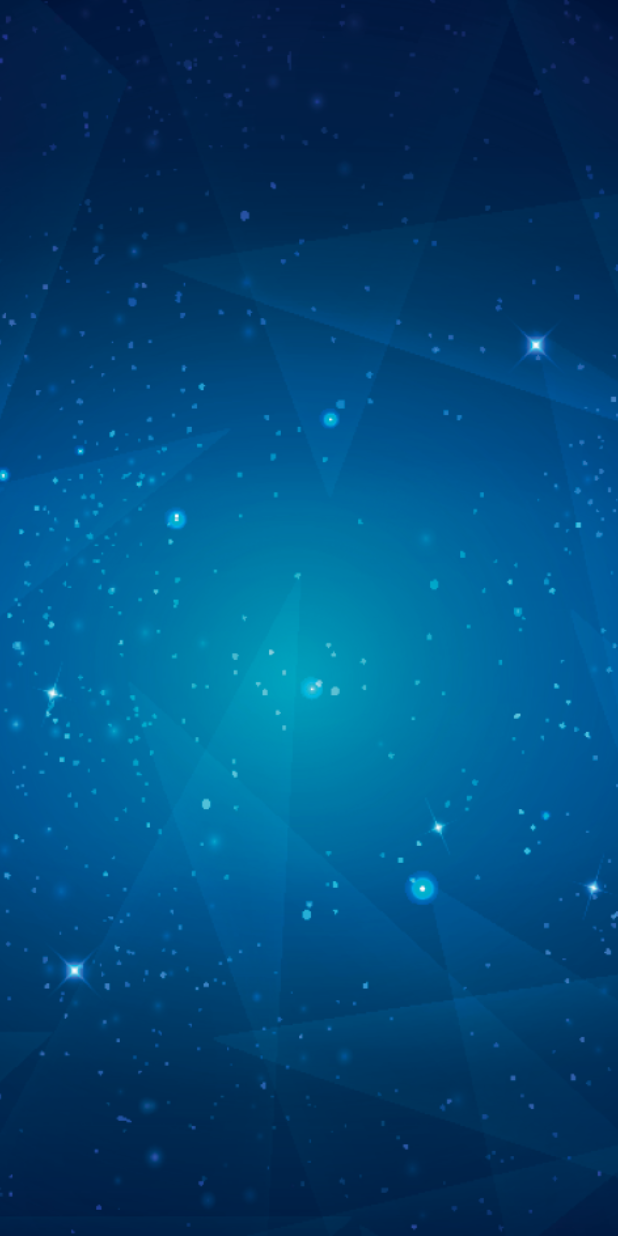
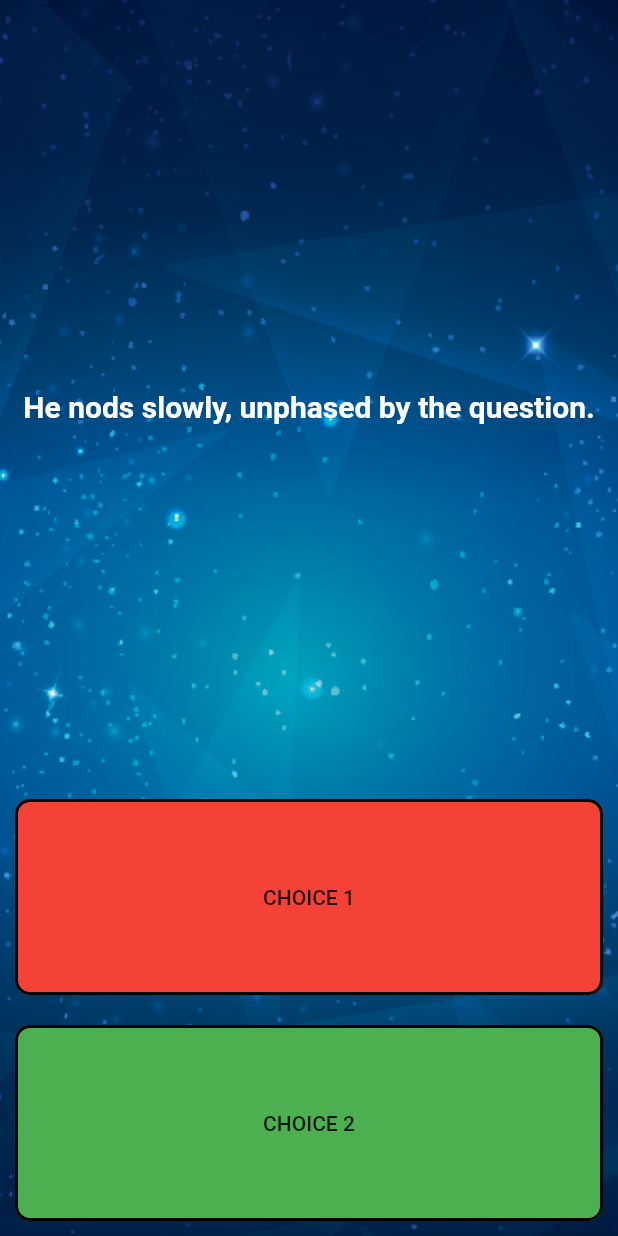
Before and after one commit to Prasen86/flutter_tutorial_app, a Flutter app: the screen it shows after launch, on a phone screen of 412 x 824 dp. Run offline on Flutter 3.47's test engine with Material 2 defaults, Android fonts, the phone set to English and light mode, and no system bars.

Commit message:
Classes Built

```diff
--- /dev/null
+++ b/lib/StoryBrain.dart
@@ -0,0 +1,40 @@
+import 'story.dart';
+
+class StoryBrain {
+  List<Story> _storyData = [
+    Story(
+        storyTitle:
+            'Your car has blown a tire on a winding road in the middle of nowhere with no cell phone reception. You decide to hitchhike. A rusty pickup truck rumbles to a stop next to you. A man with a wide brimmed hat with soulless eyes opens the passenger door for you and asks: "Need a ride, boy?".',
+        choice1: 'I\'ll hop in. Thanks for the help!',
+        choice2: 'Better ask him if he\'s a murderer first.'),
+    Story(
+        storyTitle: 'He nods slowly, unphased by the question.',
+        choice1: 'At least he\'s honest. I\'ll climb in.',
+        choice2: 'Wait, I know how to change a tire.'),
+    Story(
+        storyTitle:
+            'As you begin to drive, the stranger starts talking about his relationship with his mother. He gets angrier and angrier by the minute. He asks you to open the glovebox. Inside you find a bloody knife, two severed fingers, and a cassette tape of Elton John. He reaches for the glove box.',
+        choice1: 'I love Elton John! Hand him the cassette tape.',
+        choice2: 'It\'s him or me! You take the knife and stab him.'),
+    Story(
+        storyTitle:
+            'What? Such a cop out! Did you know traffic accidents are the second leading cause of accidental death for most adult age groups?',
+        choice1: 'Restart',
+        choice2: ''),
+    Story(
+        storyTitle:
+            'As you smash through the guardrail and careen towards the jagged rocks below you reflect on the dubious wisdom of stabbing someone while they are driving a car you are in.',
+        choice1: 'Restart',
+        choice2: ''),
+    Story(
+        storyTitle:
+            'You bond with the murderer while crooning verses of "Can you feel the love tonight". He drops you off at the next town. Before you go he asks you if you know any good places to dump bodies. You reply: "Try the pier".',
+        choice1: 'Restart',
+        choice2: '')
+  ];
+
+  String getStory() {
+    print(_storyData[1].storyTitle);
+    return _storyData[1].storyTitle;
+  }
+}
--- a/lib/main.dart
+++ b/lib/main.dart
@@ -1,4 +1,5 @@
 import 'package:flutter/material.dart';
+import 'StoryBrain.dart';
 
 void main() => runApp(MyApp());
 
@@ -11,23 +12,75 @@ class MyApp extends StatelessWidget {
   }
 }
 
+BoxDecoration _background() {
+  return BoxDecoration(
+    image: DecorationImage(
+      image: ExactAssetImage('assets/images/background.png'),
+      fit: BoxFit.cover,
+    ),
+  );
+}
+
 class HomePage extends StatefulWidget {
   @override
   _HomePageState createState() => _HomePageState();
 }
 
 class _HomePageState extends State<HomePage> {
+  StoryBrain storyBrain = StoryBrain();
+
   @override
   Widget build(BuildContext context) {
-    return Container(
-      decoration: BoxDecoration(
-        image: DecorationImage(
-          image: ExactAssetImage('assets/images/background.png'),
-          fit: BoxFit.cover,
-        ),
-      ),
-      child: Column(
-
+    return Scaffold(
+      body: Container(
+        decoration: _background(),
+        child: SafeArea(
+            minimum: EdgeInsets.all(10.0),
+            child: Column(
+              crossAxisAlignment: CrossAxisAlignment.stretch,
+              children: <Widget>[
+                Expanded(
+                  flex: 12,
+                  child: Center(
+                    child: Text(
+                      storyBrain.getStory(),
+                      style: TextStyle(
+                        color: Colors.white,
+                        fontSize: 20.0,
+                        fontWeight: FontWeight.bold,
+                      ),
+                    ),
+                  ),
+                ),
+                Expanded(
+                  flex: 3,
+                  child: FlatButton(
+                    shape: RoundedRectangleBorder(
+                      borderRadius: BorderRadius.circular(10.0),
+                      side: BorderSide(style: BorderStyle.solid, width: 2.0),
+                    ),
+                    onPressed: () {},
+                    color: Colors.red,
+                    child: Text('CHOICE 1'),
+                  ),
+                ),
+                SizedBox(
+                  height: 20.0,
+                ),
+                Expanded(
+                  flex: 3,
+                  child: FlatButton(
+                    shape: RoundedRectangleBorder(
+                      borderRadius: BorderRadius.circular(10.0),
+                      side: BorderSide(style: BorderStyle.solid, width: 2.0),
+                    ),
+                    onPressed: () {},
+                    color: Colors.green,
+                    child: Text('CHOICE 2'),
+                  ),
+                ),
+              ],
+            )),
       ),
     );
   }
--- /dev/null
+++ b/lib/story.dart
@@ -0,0 +1,7 @@
+class Story {
+  String storyTitle;
+  String choice1;
+  String choice2;
+
+  Story({this.storyTitle, this.choice1, this.choice2});
+}
--- a/pubspec.yaml
+++ b/pubspec.yaml
@@ -44,7 +44,10 @@ flutter:
   assets:
     - assets/images/
 
-
+  fonts:
+   - family: Pacificp
+     fonts:
+       - asset: assets/fonts/Pacifico-Regular.ttf
   # An image asset can refer to one or more resolution-specific "variants", see
   # https://flutter.dev/assets-and-images/#resolution-aware.
 
```
Also changed, not shown: assets/fonts/Pacifico-Regular.ttf (added).
